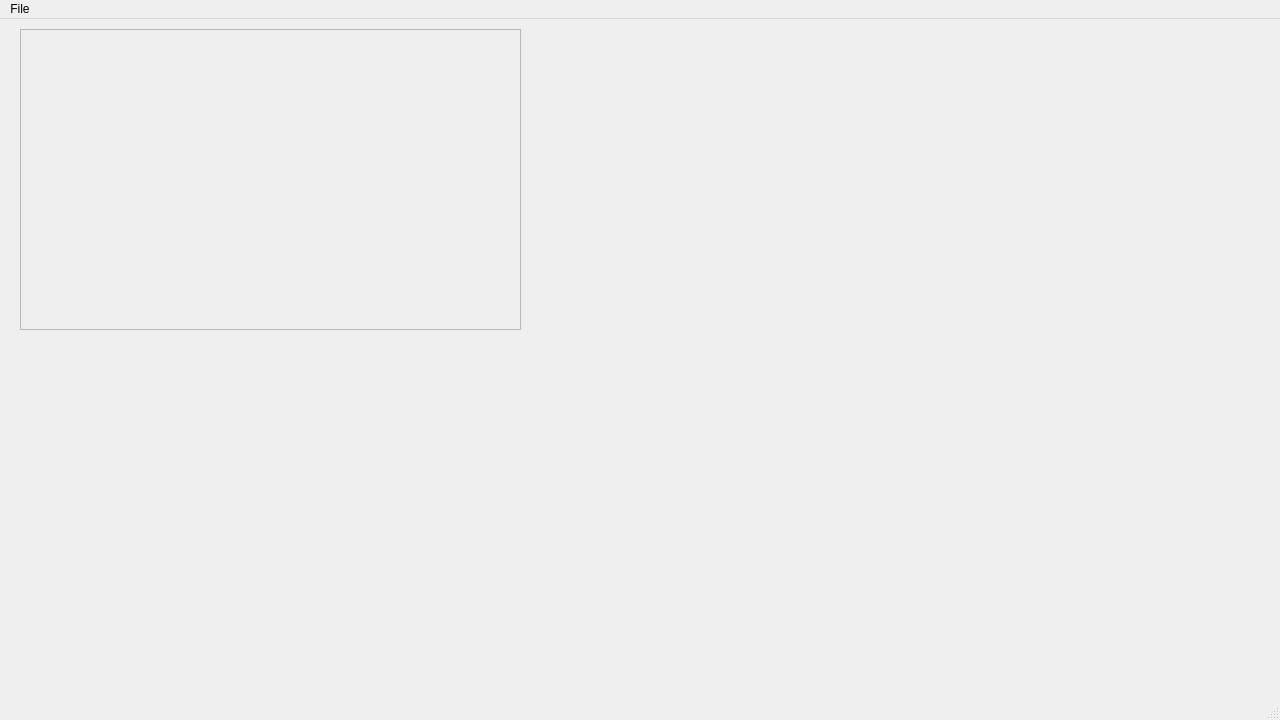
Qt form src/mainwindow.ui (nickenchev/boilered) before a commit.
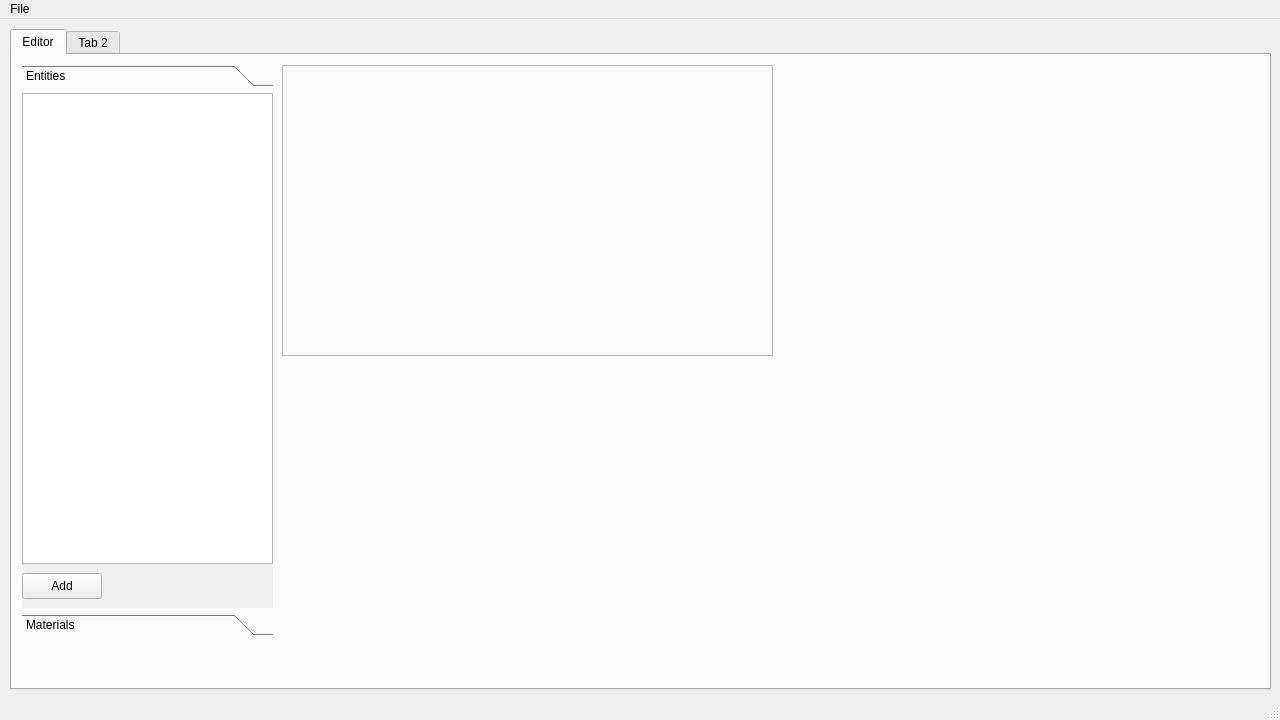
The same form after that commit.

```diff
--- a/src/mainwindow.ui
+++ b/src/mainwindow.ui
@@ -14,21 +14,106 @@
    <string>Boilered</string>
   </property>
   <widget class="QWidget" name="centralwidget">
-   <widget class="QFrame" name="renderParent">
+   <widget class="QTabWidget" name="tabWidget">
     <property name="geometry">
      <rect>
-      <x>20</x>
+      <x>10</x>
       <y>10</y>
-      <width>501</width>
-      <height>301</height>
+      <width>1261</width>
+      <height>661</height>
      </rect>
     </property>
-    <property name="frameShape">
-     <enum>QFrame::StyledPanel</enum>
+    <property name="currentIndex">
+     <number>0</number>
     </property>
-    <property name="frameShadow">
-     <enum>QFrame::Raised</enum>
-    </property>
+    <widget class="QWidget" name="editor">
+     <attribute name="title">
+      <string>Editor</string>
+     </attribute>
+     <widget class="QFrame" name="renderParent">
+      <property name="geometry">
+       <rect>
+        <x>270</x>
+        <y>10</y>
+        <width>491</width>
+        <height>291</height>
+       </rect>
+      </property>
+      <property name="frameShape">
+       <enum>QFrame::StyledPanel</enum>
+      </property>
+      <property name="frameShadow">
+       <enum>QFrame::Raised</enum>
+      </property>
+     </widget>
+     <widget class="QToolBox" name="toolBox">
+      <property name="geometry">
+       <rect>
+        <x>10</x>
+        <y>10</y>
+        <width>251</width>
+        <height>571</height>
+       </rect>
+      </property>
+      <property name="currentIndex">
+       <number>0</number>
+      </property>
+      <widget class="QWidget" name="entities">
+       <property name="geometry">
+        <rect>
+         <x>0</x>
+         <y>0</y>
+         <width>251</width>
+         <height>507</height>
+        </rect>
+       </property>
+       <attribute name="label">
+        <string>Entities</string>
+       </attribute>
+       <widget class="QListView" name="entitiesListView">
+        <property name="geometry">
+         <rect>
+          <x>0</x>
+          <y>0</y>
+          <width>251</width>
+          <height>471</height>
+         </rect>
+        </property>
+       </widget>
+       <widget class="QPushButton" name="pushButton">
+        <property name="geometry">
+         <rect>
+          <x>0</x>
+          <y>480</y>
+          <width>80</width>
+          <height>26</height>
+         </rect>
+        </property>
+        <property name="text">
+         <string>Add</string>
+        </property>
+       </widget>
+      </widget>
+      <widget class="QWidget" name="materials">
+       <property name="geometry">
+        <rect>
+         <x>0</x>
+         <y>0</y>
+         <width>251</width>
+         <height>507</height>
+        </rect>
+       </property>
+       <attribute name="label">
+        <string>Materials</string>
+       </attribute>
+      </widget>
+     </widget>
+    </widget>
+    <widget class="QWidget" name="tab_2">
+     <attribute name="title">
+      <string>Tab 2</string>
+     </attribute>
+    </widget>
    </widget>
   </widget>
   <widget class="QMenuBar" name="menubar">
```
